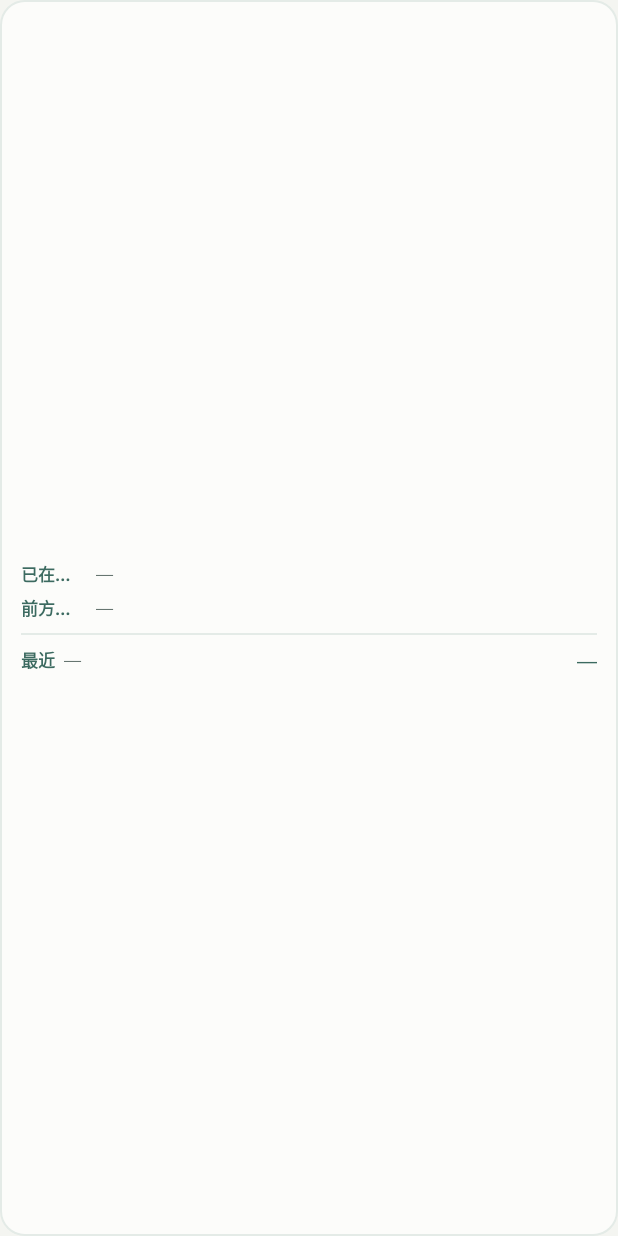
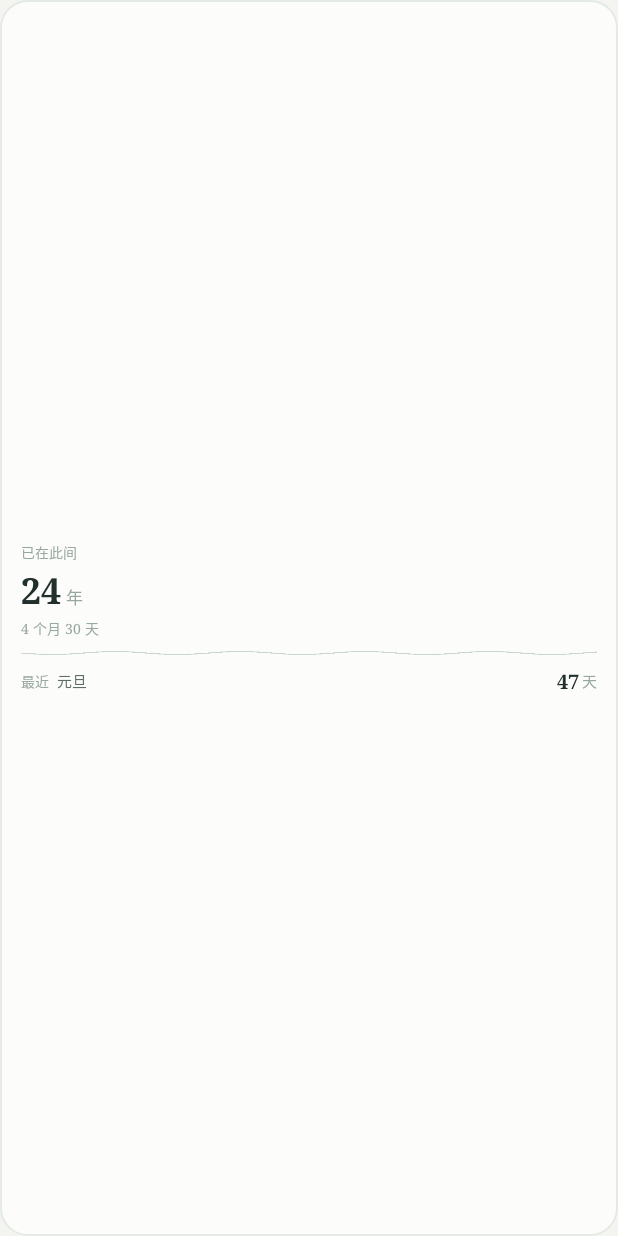
Before and after one commit to yukhughkui/guangyin-changhe, an Android app: the layout widget_small.xml on its own in the app's theme, with its tools: preview values and no code run, on a phone screen of 412 x 824 dp. Run offline under Robolectric (Android 15) with nearby library versions, the phone set to English and light mode, and no system bars; network calls fail.

Commit message:
v1.13: 小组件随系统日/夜主题自动切换（素白·水纹 / 夜航）；重构为标签+大数+次行+水纹/分隔+最近；网页演示卡同步；选择器预览同步

```diff
--- a/app/build.gradle
+++ b/app/build.gradle
@@ -8,8 +8,8 @@ android {
         applicationId 'cloud.yundu.changhe'
         minSdk 26
         targetSdk 34
-        versionCode 13
-        versionName '1.12'
+        versionCode 14
+        versionName '1.13'
     }
 
     signingConfigs {
--- /dev/null
+++ b/app/src/main/res/drawable/widget_bg_light.xml
@@ -0,0 +1,9 @@
+<?xml version="1.0" encoding="utf-8"?>
+<shape xmlns:android="http://schemas.android.com/apk/res/android"
+    android:shape="rectangle">
+    <solid android:color="@color/widget_bg" />
+    <stroke
+        android:width="1dp"
+        android:color="@color/widget_line" />
+    <corners android:radius="18dp" />
+</shape>
--- a/app/src/main/res/layout/widget_small.xml
+++ b/app/src/main/res/layout/widget_small.xml
@@ -4,13 +4,85 @@
     android:layout_width="match_parent"
     android:layout_height="match_parent"
     android:orientation="vertical"
-    android:background="@drawable/widget_bg"
     android:gravity="center_vertical"
+    android:background="@drawable/widget_bg_light"
     android:paddingLeft="14dp"
     android:paddingRight="14dp"
-    android:paddingTop="10dp"
-    android:paddingBottom="10dp">
+    android:paddingTop="6dp"
+    android:paddingBottom="6dp">
 
+    <!-- 已在此间 -->
+    <TextView
+        android:id="@+id/w_lbl_lived"
+        android:layout_width="wrap_content"
+        android:layout_height="wrap_content"
+        android:text="已在此间"
+        android:textColor="@color/w_label_light"
+        android:textSize="9sp"
+        android:singleLine="true"
+        android:fontFamily="serif" />
+
+    <!-- 大数 24 年 -->
+    <LinearLayout
+        android:layout_width="wrap_content"
+        android:layout_height="wrap_content"
+        android:orientation="horizontal"
+        android:baselineAligned="true"
+        android:layout_marginTop="1dp">
+
+        <TextView
+            android:id="@+id/w_hero_num"
+            android:layout_width="wrap_content"
+            android:layout_height="wrap_content"
+            android:text="24"
+            android:textColor="@color/w_hero_light"
+            android:textSize="24sp"
+            android:textStyle="bold"
+            android:fontFamily="serif" />
+
+        <TextView
+            android:id="@+id/w_hero_unit"
+            android:layout_width="wrap_content"
+            android:layout_height="wrap_content"
+            android:text="年"
+            android:textColor="@color/w_sub_light"
+            android:textSize="11sp"
+            android:layout_marginLeft="3dp"
+            android:fontFamily="serif" />
+    </LinearLayout>
+
+    <!-- 4 个月 30 天 -->
+    <TextView
+        android:id="@+id/w_sub"
+        android:layout_width="wrap_content"
+        android:layout_height="wrap_content"
+        android:text="4 个月 30 天"
+        android:textColor="@color/w_sub_light"
+        android:textSize="9sp"
+        android:layout_marginTop="1dp"
+        android:singleLine="true"
+        android:fontFamily="serif" />
+
+    <!-- 水纹（浅色）/ 分隔线（深色），按主题切换可见性 -->
+    <ImageView
+        android:id="@+id/w_ripple"
+        android:layout_width="match_parent"
+        android:layout_height="8dp"
+        android:layout_marginTop="5dp"
+        android:layout_marginBottom="5dp"
+        android:scaleType="fitXY"
+        android:src="@drawable/widget_ripple" />
+
+    <View
+        android:id="@+id/w_divider"
+        android:layout_width="match_parent"
+        android:layout_height="1dp"
+        android:layout_marginTop="5dp"
+        android:layout_marginBottom="5dp"
+        android:background="@color/w_line_dark"
+        android:visibility="gone" />
+
+    <!-- 最近 元旦 / 47 天 -->
     <LinearLayout
         android:layout_width="match_parent"
         android:layout_height="wrap_content"
@@ -18,82 +90,12 @@
         android:gravity="center_vertical">
 
         <TextView
-            android:layout_width="44dp"
-            android:layout_height="wrap_content"
-            android:text="已在此间"
-            android:textColor="@color/jade"
-            android:textSize="11sp"
-            android:textStyle="bold"
-            android:singleLine="true"
-            android:fontFamily="serif" />
-
-        <TextView
-            android:id="@+id/w_lived_val"
-            android:layout_width="0dp"
-            android:layout_height="wrap_content"
-            android:layout_weight="1"
-            android:layout_marginLeft="6dp"
-            android:text="—"
-            android:textColor="@color/ink2"
-            android:textSize="11sp"
-            android:maxLines="2"
-            android:ellipsize="end"
-            android:lineSpacingExtra="2dp"
-            android:fontFamily="serif" />
-    </LinearLayout>
-
-    <LinearLayout
-        android:layout_width="match_parent"
-        android:layout_height="wrap_content"
-        android:orientation="horizontal"
-        android:gravity="center_vertical"
-        android:layout_marginTop="5dp">
-
-        <TextView
-            android:layout_width="44dp"
-            android:layout_height="wrap_content"
-            android:text="前方尚有"
-            android:textColor="@color/jade"
-            android:textSize="11sp"
-            android:textStyle="bold"
-            android:singleLine="true"
-            android:fontFamily="serif" />
-
-        <TextView
-            android:id="@+id/w_ahead_val"
-            android:layout_width="0dp"
-            android:layout_height="wrap_content"
-            android:layout_weight="1"
-            android:layout_marginLeft="6dp"
-            android:text="—"
-            android:textColor="@color/ink2"
-            android:textSize="11sp"
-            android:maxLines="2"
-            android:ellipsize="end"
-            android:lineSpacingExtra="2dp"
-            android:fontFamily="serif" />
-    </LinearLayout>
-
-    <TextView
-        android:layout_width="match_parent"
-        android:layout_height="1dp"
-        android:layout_marginTop="8dp"
-        android:layout_marginBottom="7dp"
-        android:background="@color/widget_line" />
-
-    <LinearLayout
-        android:layout_width="match_parent"
-        android:layout_height="wrap_content"
-        android:orientation="horizontal"
-        android:gravity="center_vertical">
-
-        <TextView
+            android:id="@+id/w_mark_lbl"
             android:layout_width="wrap_content"
             android:layout_height="wrap_content"
             android:text="最近"
-            android:textColor="@color/jade"
-            android:textSize="11sp"
-            android:textStyle="bold"
+            android:textColor="@color/w_label_light"
+            android:textSize="9sp"
             android:singleLine="true"
             android:fontFamily="serif" />
 
@@ -102,25 +104,42 @@
             android:layout_width="0dp"
             android:layout_height="wrap_content"
             android:layout_weight="1"
-            android:layout_marginLeft="6dp"
-            android:text="—"
-            android:textColor="@color/ink2"
-            android:textSize="11sp"
+            android:layout_marginLeft="5dp"
+            android:text="元旦"
+            android:textColor="@color/w_mark_light"
+            android:textSize="10sp"
             android:singleLine="true"
             android:ellipsize="end"
             android:fontFamily="serif" />
 
         <TextView
-            android:id="@+id/w_mark_days"
+            android:id="@+id/w_days_num"
             android:layout_width="wrap_content"
             android:layout_height="wrap_content"
-            android:layout_marginLeft="8dp"
-            android:text="—"
-            android:textColor="@color/jade"
+            android:layout_marginLeft="6dp"
+            android:text="47"
+            android:textColor="@color/w_days_light"
             android:textSize="13sp"
             android:textStyle="bold"
-            android:singleLine="true"
+            android:fontFamily="serif" />
+
+        <TextView
+            android:id="@+id/w_days_unit"
+            android:layout_width="wrap_content"
+            android:layout_height="wrap_content"
+            android:layout_marginLeft="2dp"
+            android:text="天"
+            android:textColor="@color/w_sub_light"
+            android:textSize="10sp"
             android:fontFamily="serif" />
     </LinearLayout>
 
+    <!-- 4×2 才显示：小尺寸保留 id 但隐藏 -->
+    <TextView
+        android:id="@+id/w_ahead"
+        android:layout_width="wrap_content"
+        android:layout_height="wrap_content"
+        android:text=""
+        android:visibility="gone" />
+
 </LinearLayout>
--- a/app/src/main/res/values/colors.xml
+++ b/app/src/main/res/values/colors.xml
@@ -8,4 +8,18 @@
     <color name="ink">#22302D</color>
     <color name="ink2">#5C6C67</color>
     <color name="ink3">#97A7A1</color>
+
+    <!-- 小组件主题色：素白（浅）/ 夜航（深），与 App 日、夜主题同源 -->
+    <color name="w_label_light">#97A7A1</color>
+    <color name="w_hero_light">#22302D</color>
+    <color name="w_sub_light">#97A7A1</color>
+    <color name="w_mark_light">#5C6C67</color>
+    <color name="w_days_light">#22302D</color>
+
+    <color name="w_label_dark">#AEBEB8</color>
+    <color name="w_hero_dark">#F4F5F1</color>
+    <color name="w_sub_dark">#7FA79E</color>
+    <color name="w_mark_dark">#D8E0DB</color>
+    <color name="w_days_dark">#F4F5F1</color>
+    <color name="w_line_dark">#4E5E58</color>
 </resources>
```
Also changed, not shown: app/src/main/java/cloud/yundu/changhe/ChangheData.java (+65 -0 lines), app/src/main/java/cloud/yundu/changhe/ChangheWidget.java (+69 -6 lines), app/src/main/res/drawable/widget_bg_dark.xml (added, +9 -0 lines), app/src/main/res/layout/widget_wide.xml (+77 -44 lines), app/src/main/res/drawable/widget_preview_small.png, app/src/main/res/drawable/widget_preview_wide.png, app/src/main/res/drawable/widget_ripple.png (added), 5 other files.
